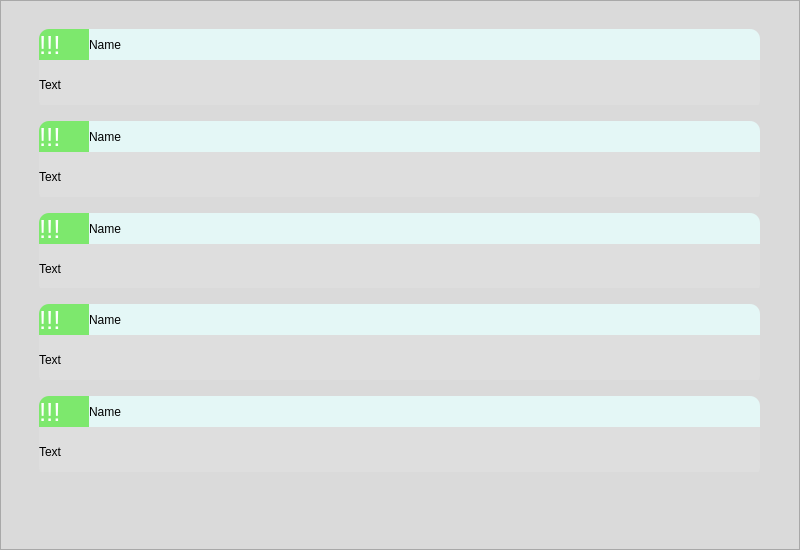
Before: the Qt Designer form MainWindow.ui in KolyaSmi/ToDo, drawn with Qt 5.
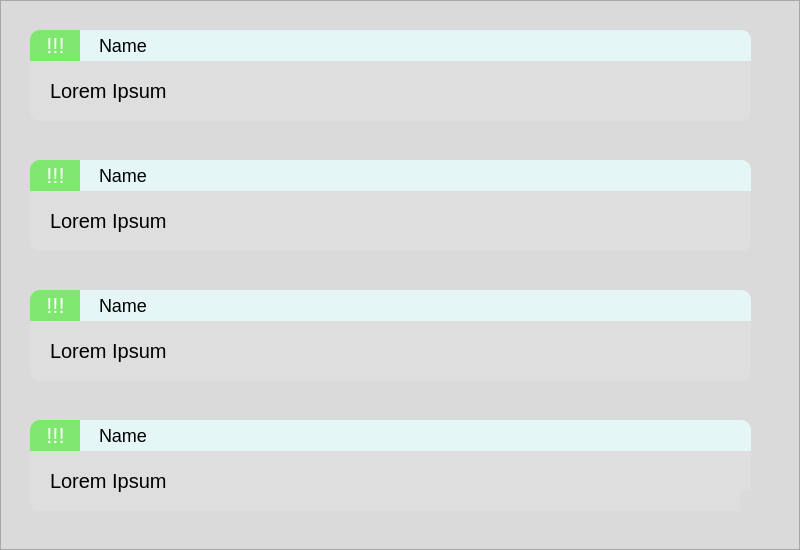
After: the same form once the commit is applied. Icons and pictures are not drawn.

Commit message: New Items/Scroll/Btn

Patch:
```diff
--- a/MainWindow.ui
+++ b/MainWindow.ui
@@ -23,7 +23,7 @@
    </size>
   </property>
   <property name="windowTitle">
-   <string>ToDu</string>
+   <string>ToDo</string>
   </property>
   <widget class="QWidget" name="centralwidget">
    <widget class="QFrame" name="objFeeld">
@@ -40,6 +40,7 @@
     </property>
     <property name="styleSheet">
      <string notr="true">background-color: rgb(218, 218, 218);
+background-image: url(:/btn/bg.png);
 width: 100px;</string>
     </property>
     <property name="frameShape">
@@ -49,6 +50,9 @@
      <enum>QFrame::Raised</enum>
     </property>
     <widget class="QPushButton" name="addButton">
+     <property name="enabled">
+      <bool>true</bool>
+     </property>
      <property name="geometry">
       <rect>
        <x>740</x>
@@ -57,15 +61,21 @@
        <height>50</height>
       </rect>
      </property>
+     <property name="cursor">
+      <cursorShape>PointingHandCursor</cursorShape>
+     </property>
      <property name="styleSheet">
-      <string notr="true">color: rgb(255, 255, 255);
-background-image: url(:/btn/add_button.png);
-border: none;
-outline: none;
-font-size: 32px;
-text-transform: uppercase;
-border-radius: 5px;
-font-weight: bold;</string>
+      <string notr="true">QPushButton {
+	background-image: url(:/btn/add_button.png);
+	border: none;
+	outline: none;
+	border-radius: 5px;
+	overflow: hidden;
+}
+
+QPushButton:hover {
+	background: green;
+}</string>
      </property>
      <property name="text">
       <string/>
@@ -77,12 +87,27 @@
        <x>20</x>
        <y>10</y>
        <width>761</width>
-       <height>471</height>
+       <height>521</height>
       </rect>
      </property>
      <property name="styleSheet">
       <string notr="true">border: none;
-background-color: rgba(255, 255, 255, 0);</string>
+background: rgba(255, 255, 255, 0);</string>
+     </property>
+     <property name="frameShadow">
+      <enum>QFrame::Sunken</enum>
+     </property>
+     <property name="lineWidth">
+      <number>0</number>
+     </property>
+     <property name="verticalScrollBarPolicy">
+      <enum>Qt::ScrollBarAlwaysOff</enum>
+     </property>
+     <property name="horizontalScrollBarPolicy">
+      <enum>Qt::ScrollBarAlwaysOff</enum>
+     </property>
+     <property name="sizeAdjustPolicy">
+      <enum>QAbstractScrollArea::AdjustToContentsOnFirstShow</enum>
      </property>
      <property name="widgetResizable">
       <bool>true</bool>
@@ -93,12 +118,48 @@
         <x>0</x>
         <y>0</y>
         <width>761</width>
-        <height>471</height>
+        <height>650</height>
        </rect>
       </property>
-      <layout class="QVBoxLayout" name="verticalLayout">
+      <layout class="QVBoxLayout" name="verticalLayout" stretch="0,0,0,0,0">
+       <property name="spacing">
+        <number>20</number>
+       </property>
+       <property name="sizeConstraint">
+        <enum>QLayout::SetDefaultConstraint</enum>
+       </property>
+       <property name="leftMargin">
+        <number>0</number>
+       </property>
+       <property name="topMargin">
+        <number>10</number>
+       </property>
+       <property name="rightMargin">
+        <number>0</number>
+       </property>
+       <property name="bottomMargin">
+        <number>10</number>
+       </property>
        <item>
-        <widget class="QFrame" name="frame">
+        <widget class="QFrame" name="Item">
+         <property name="enabled">
+          <bool>true</bool>
+         </property>
+         <property name="minimumSize">
+          <size>
+           <width>0</width>
+           <height>110</height>
+          </size>
+         </property>
+         <property name="maximumSize">
+          <size>
+           <width>16777215</width>
+           <height>16777215</height>
+          </size>
+         </property>
+         <property name="styleSheet">
+          <string notr="true">background: none;</string>
+         </property>
          <property name="frameShape">
           <enum>QFrame::StyledPanel</enum>
          </property>
@@ -111,19 +172,42 @@
             <x>10</x>
             <y>40</y>
             <width>721</width>
-            <height>51</height>
+            <height>61</height>
            </rect>
           </property>
+          <property name="minimumSize">
+           <size>
+            <width>0</width>
+            <height>61</height>
+           </size>
+          </property>
+          <property name="cursor">
+           <cursorShape>IBeamCursor</cursorShape>
+          </property>
           <property name="styleSheet">
-           <string notr="true">background-color: rgba(225, 225, 225, 150);
+           <string notr="true">background: rgba(225, 225, 225, 150);
 border-bottom-left-radius: 10px;
-border-bottom-right-radius: 10px;</string>
+border-bottom-right-radius: 10px;
+font-size: 20px;
+padding: 5px 15px 5px 15px;</string>
           </property>
           <property name="text">
-           <string>Text</string>
+           <string>Lorem Ipsum</string>
+          </property>
+          <property name="textFormat">
+           <enum>Qt::AutoText</enum>
+          </property>
+          <property name="scaledContents">
+           <bool>false</bool>
+          </property>
+          <property name="alignment">
+           <set>Qt::AlignLeading|Qt::AlignLeft|Qt::AlignVCenter</set>
           </property>
           <property name="margin">
-           <number>20</number>
+           <number>0</number>
+          </property>
+          <property name="textInteractionFlags">
+           <set>Qt::LinksAccessibleByMouse</set>
           </property>
          </widget>
          <widget class="QLabel" name="label_2">
@@ -136,7 +220,7 @@
            </rect>
           </property>
           <property name="styleSheet">
-           <string notr="true">font-size: 26px;
+           <string notr="true">font-size: 22px;
 background-color: rgb(125, 232, 109);
 color: white;
 border-top-left-radius: 10px;</string>
@@ -144,8 +228,11 @@
           <property name="text">
            <string>!!!</string>
           </property>
+          <property name="alignment">
+           <set>Qt::AlignCenter</set>
+          </property>
           <property name="margin">
-           <number>22</number>
+           <number>0</number>
           </property>
          </widget>
          <widget class="QLabel" name="label">
@@ -159,47 +246,90 @@
           </property>
           <property name="styleSheet">
            <string notr="true">background-color: rgb(228, 247, 246);
-border-top-right-radius: 10px;</string>
+border-top-right-radius: 10px;
+font-size: 18px;
+padding-left: 15px;</string>
           </property>
           <property name="text">
            <string>Name</string>
           </property>
           <property name="margin">
-           <number>20</number>
+           <number>0</number>
           </property>
          </widget>
         </widget>
        </item>
        <item>
-        <widget class="QFrame" name="frame_2">
+        <widget class="QFrame" name="Item_4">
+         <property name="enabled">
+          <bool>true</bool>
+         </property>
+         <property name="minimumSize">
+          <size>
+           <width>0</width>
+           <height>110</height>
+          </size>
+         </property>
+         <property name="maximumSize">
+          <size>
+           <width>16777215</width>
+           <height>16777215</height>
+          </size>
+         </property>
+         <property name="styleSheet">
+          <string notr="true">background: none;</string>
+         </property>
          <property name="frameShape">
           <enum>QFrame::StyledPanel</enum>
          </property>
          <property name="frameShadow">
           <enum>QFrame::Raised</enum>
          </property>
-         <widget class="QLabel" name="label_10">
+         <widget class="QLabel" name="label_46">
           <property name="geometry">
            <rect>
             <x>10</x>
             <y>40</y>
             <width>721</width>
-            <height>51</height>
+            <height>61</height>
            </rect>
           </property>
+          <property name="minimumSize">
+           <size>
+            <width>0</width>
+            <height>61</height>
+           </size>
+          </property>
+          <property name="cursor">
+           <cursorShape>IBeamCursor</cursorShape>
+          </property>
           <property name="styleSheet">
-           <string notr="true">background-color: rgba(225, 225, 225, 150);
+           <string notr="true">background: rgba(225, 225, 225, 150);
 border-bottom-left-radius: 10px;
-border-bottom-right-radius: 10px;</string>
+border-bottom-right-radius: 10px;
+font-size: 20px;
+padding: 5px 15px 5px 15px;</string>
           </property>
           <property name="text">
-           <string>Text</string>
+           <string>Lorem Ipsum</string>
           </property>
+          <property name="textFormat">
+           <enum>Qt::AutoText</enum>
+          </property>
+          <property name="scaledContents">
+           <bool>false</bool>
+          </property>
+          <property name="alignment">
+           <set>Qt::AlignLeading|Qt::AlignLeft|Qt::AlignVCenter</set>
+          </property>
           <property name="margin">
-           <number>20</number>
+           <number>0</number>
           </property>
+          <property name="textInteractionFlags">
+           <set>Qt::LinksAccessibleByMouse</set>
+          </property>
          </widget>
-         <widget class="QLabel" name="label_11">
+         <widget class="QLabel" name="label_47">
           <property name="geometry">
            <rect>
             <x>10</x>
@@ -209,7 +339,7 @@
            </rect>
           </property>
           <property name="styleSheet">
-           <string notr="true">font-size: 26px;
+           <string notr="true">font-size: 22px;
 background-color: rgb(125, 232, 109);
 color: white;
 border-top-left-radius: 10px;</string>
@@ -217,11 +347,14 @@
           <property name="text">
            <string>!!!</string>
           </property>
+          <property name="alignment">
+           <set>Qt::AlignCenter</set>
+          </property>
           <property name="margin">
-           <number>22</number>
+           <number>0</number>
           </property>
          </widget>
-         <widget class="QLabel" name="label_12">
+         <widget class="QLabel" name="label_48">
           <property name="geometry">
            <rect>
             <x>60</x>
@@ -232,47 +365,90 @@
           </property>
           <property name="styleSheet">
            <string notr="true">background-color: rgb(228, 247, 246);
-border-top-right-radius: 10px;</string>
+border-top-right-radius: 10px;
+font-size: 18px;
+padding-left: 15px;</string>
           </property>
           <property name="text">
            <string>Name</string>
           </property>
           <property name="margin">
-           <number>20</number>
+           <number>0</number>
           </property>
          </widget>
         </widget>
        </item>
        <item>
-        <widget class="QFrame" name="frame_3">
+        <widget class="QFrame" name="Item_5">
+         <property name="enabled">
+          <bool>true</bool>
+         </property>
+         <property name="minimumSize">
+          <size>
+           <width>0</width>
+           <height>110</height>
+          </size>
+         </property>
+         <property name="maximumSize">
+          <size>
+           <width>16777215</width>
+           <height>16777215</height>
+          </size>
+         </property>
+         <property name="styleSheet">
+          <string notr="true">background: none;</string>
+         </property>
          <property name="frameShape">
           <enum>QFrame::StyledPanel</enum>
          </property>
          <property name="frameShadow">
           <enum>QFrame::Raised</enum>
          </property>
-         <widget class="QLabel" name="label_13">
+         <widget class="QLabel" name="label_49">
           <property name="geometry">
            <rect>
             <x>10</x>
             <y>40</y>
             <width>721</width>
-            <height>51</height>
+            <height>61</height>
            </rect>
           </property>
+          <property name="minimumSize">
+           <size>
+            <width>0</width>
+            <height>61</height>
+           </size>
+          </property>
+          <property name="cursor">
+           <cursorShape>IBeamCursor</cursorShape>
+          </property>
           <property name="styleSheet">
-           <string notr="true">background-color: rgba(225, 225, 225, 150);
+           <string notr="true">background: rgba(225, 225, 225, 150);
 border-bottom-left-radius: 10px;
-border-bottom-right-radius: 10px;</string>
+border-bottom-right-radius: 10px;
+font-size: 20px;
+padding: 5px 15px 5px 15px;</string>
           </property>
           <property name="text">
-           <string>Text</string>
+           <string>Lorem Ipsum</string>
           </property>
+          <property name="textFormat">
+           <enum>Qt::AutoText</enum>
+          </property>
+          <property name="scaledContents">
+           <bool>false</bool>
+          </property>
+          <property name="alignment">
+           <set>Qt::AlignLeading|Qt::AlignLeft|Qt::AlignVCenter</set>
+          </property>
           <property name="margin">
-           <number>20</number>
+           <number>0</number>
           </property>
+          <property name="textInteractionFlags">
+           <set>Qt::LinksAccessibleByMouse</set>
+          </property>
          </widget>
-         <widget class="QLabel" name="label_14">
+         <widget class="QLabel" name="label_50">
           <property name="geometry">
            <rect>
             <x>10</x>
@@ -282,7 +458,7 @@
            </rect>
           </property>
           <property name="styleSheet">
-           <string notr="true">font-size: 26px;
+           <string notr="true">font-size: 22px;
 background-color: rgb(125, 232, 109);
 color: white;
 border-top-left-radius: 10px;</string>
@@ -290,11 +466,14 @@
           <property name="text">
            <string>!!!</string>
           </property>
+          <property name="alignment">
+           <set>Qt::AlignCenter</set>
+          </property>
           <property name="margin">
-           <number>22</number>
+           <number>0</number>
           </property>
          </widget>
-         <widget class="QLabel" name="label_15">
+         <widget class="QLabel" name="label_51">
           <property name="geometry">
            <rect>
             <x>60</x>
@@ -305,47 +484,90 @@
           </property>
           <property name="styleSheet">
            <string notr="true">background-color: rgb(228, 247, 246);
-border-top-right-radius: 10px;</string>
+border-top-right-radius: 10px;
+font-size: 18px;
+padding-left: 15px;</string>
           </property>
           <property name="text">
            <string>Name</string>
           </property>
           <property name="margin">
-           <number>20</number>
+           <number>0</number>
           </property>
          </widget>
         </widget>
        </item>
        <item>
-        <widget class="QFrame" name="frame_4">
+        <widget class="QFrame" name="Item_6">
+         <property name="enabled">
+          <bool>true</bool>
+         </property>
+         <property name="minimumSize">
+          <size>
+           <width>0</width>
+           <height>110</height>
+          </size>
+         </property>
+         <property name="maximumSize">
+          <size>
+           <width>16777215</width>
+           <height>16777215</height>
+          </size>
+         </property>
+         <property name="styleSheet">
+          <string notr="true">background: none;</string>
+         </property>
          <property name="frameShape">
           <enum>QFrame::StyledPanel</enum>
          </property>
          <property name="frameShadow">
           <enum>QFrame::Raised</enum>
          </property>
-         <widget class="QLabel" name="label_16">
+         <widget class="QLabel" name="label_52">
           <property name="geometry">
            <rect>
             <x>10</x>
             <y>40</y>
             <width>721</width>
-            <height>51</height>
+            <height>61</height>
            </rect>
           </property>
+          <property name="minimumSize">
+           <size>
+            <width>0</width>
+            <height>61</height>
+           </size>
+          </property>
+          <property name="cursor">
+           <cursorShape>IBeamCursor</cursorShape>
+          </property>
           <property name="styleSheet">
-           <string notr="true">background-color: rgba(225, 225, 225, 150);
+           <string notr="true">background: rgba(225, 225, 225, 150);
 border-bottom-left-radius: 10px;
-border-bottom-right-radius: 10px;</string>
+border-bottom-right-radius: 10px;
+font-size: 20px;
+padding: 5px 15px 5px 15px;</string>
           </property>
           <property name="text">
-           <string>Text</string>
+           <string>Lorem Ipsum</string>
           </property>
+          <property name="textFormat">
+           <enum>Qt::AutoText</enum>
+          </property>
+          <property name="scaledContents">
+           <bool>false</bool>
+          </property>
+          <property name="alignment">
+           <set>Qt::AlignLeading|Qt::AlignLeft|Qt::AlignVCenter</set>
+          </property>
           <property name="margin">
-           <number>20</number>
+           <number>0</number>
           </property>
+          <property name="textInteractionFlags">
+           <set>Qt::LinksAccessibleByMouse</set>
+          </property>
          </widget>
-         <widget class="QLabel" name="label_17">
+         <widget class="QLabel" name="label_53">
           <property name="geometry">
            <rect>
             <x>10</x>
@@ -355,7 +577,7 @@
            </rect>
           </property>
           <property name="styleSheet">
-           <string notr="true">font-size: 26px;
+           <string notr="true">font-size: 22px;
 background-color: rgb(125, 232, 109);
 color: white;
 border-top-left-radius: 10px;</string>
@@ -363,11 +585,14 @@
           <property name="text">
            <string>!!!</string>
           </property>
+          <property name="alignment">
+           <set>Qt::AlignCenter</set>
+          </property>
           <property name="margin">
-           <number>22</number>
+           <number>0</number>
           </property>
          </widget>
-         <widget class="QLabel" name="label_18">
+         <widget class="QLabel" name="label_54">
           <property name="geometry">
            <rect>
             <x>60</x>
@@ -378,47 +603,90 @@
           </property>
           <property name="styleSheet">
            <string notr="true">background-color: rgb(228, 247, 246);
-border-top-right-radius: 10px;</string>
+border-top-right-radius: 10px;
+font-size: 18px;
+padding-left: 15px;</string>
           </property>
           <property name="text">
            <string>Name</string>
           </property>
           <property name="margin">
-           <number>20</number>
+           <number>0</number>
           </property>
          </widget>
         </widget>
        </item>
        <item>
-        <widget class="QFrame" name="frame_5">
+        <widget class="QFrame" name="Item_3">
+         <property name="enabled">
+          <bool>true</bool>
+         </property>
+         <property name="minimumSize">
+          <size>
+           <width>0</width>
+           <height>110</height>
+          </size>
+         </property>
+         <property name="maximumSize">
+          <size>
+           <width>16777215</width>
+           <height>16777215</height>
+          </size>
+         </property>
+         <property name="styleSheet">
+          <string notr="true">background: none;</string>
+         </property>
          <property name="frameShape">
           <enum>QFrame::StyledPanel</enum>
          </property>
          <property name="frameShadow">
           <enum>QFrame::Raised</enum>
          </property>
-         <widget class="QLabel" name="label_19">
+         <widget class="QLabel" name="label_43">
           <property name="geometry">
            <rect>
             <x>10</x>
             <y>40</y>
             <width>721</width>
-            <height>51</height>
+            <height>61</height>
            </rect>
           </property>
+          <property name="minimumSize">
+           <size>
+            <width>0</width>
+            <height>61</height>
+           </size>
+          </property>
+          <property name="cursor">
+           <cursorShape>IBeamCursor</cursorShape>
+          </property>
           <property name="styleSheet">
-           <string notr="true">background-color: rgba(225, 225, 225, 150);
+           <string notr="true">background: rgba(225, 225, 225, 150);
 border-bottom-left-radius: 10px;
-border-bottom-right-radius: 10px;</string>
+border-bottom-right-radius: 10px;
+font-size: 20px;
+padding: 5px 15px 5px 15px;</string>
           </property>
           <property name="text">
-           <string>Text</string>
+           <string>Lorem Ipsum</string>
           </property>
+          <property name="textFormat">
+           <enum>Qt::AutoText</enum>
+          </property>
+          <property name="scaledContents">
+           <bool>false</bool>
+          </property>
+          <property name="alignment">
+           <set>Qt::AlignLeading|Qt::AlignLeft|Qt::AlignVCenter</set>
+          </property>
           <property name="margin">
-           <number>20</number>
+           <number>0</number>
           </property>
+          <property name="textInteractionFlags">
+           <set>Qt::LinksAccessibleByMouse</set>
+          </property>
          </widget>
-         <widget class="QLabel" name="label_20">
+         <widget class="QLabel" name="label_44">
           <property name="geometry">
            <rect>
             <x>10</x>
@@ -428,7 +696,7 @@
            </rect>
           </property>
           <property name="styleSheet">
-           <string notr="true">font-size: 26px;
+           <string notr="true">font-size: 22px;
 background-color: rgb(125, 232, 109);
 color: white;
 border-top-left-radius: 10px;</string>
@@ -436,11 +704,14 @@
           <property name="text">
            <string>!!!</string>
           </property>
+          <property name="alignment">
+           <set>Qt::AlignCenter</set>
+          </property>
           <property name="margin">
-           <number>22</number>
+           <number>0</number>
           </property>
          </widget>
-         <widget class="QLabel" name="label_21">
+         <widget class="QLabel" name="label_45">
           <property name="geometry">
            <rect>
             <x>60</x>
@@ -451,13 +722,15 @@
           </property>
           <property name="styleSheet">
            <string notr="true">background-color: rgb(228, 247, 246);
-border-top-right-radius: 10px;</string>
+border-top-right-radius: 10px;
+font-size: 18px;
+padding-left: 15px;</string>
           </property>
           <property name="text">
            <string>Name</string>
           </property>
           <property name="margin">
-           <number>20</number>
+           <number>0</number>
           </property>
          </widget>
         </widget>
@@ -465,6 +738,8 @@
       </layout>
      </widget>
     </widget>
+    <zorder>scrollArea</zorder>
+    <zorder>addButton</zorder>
    </widget>
   </widget>
  </widget>
```
The commit also changes 6 other files.
